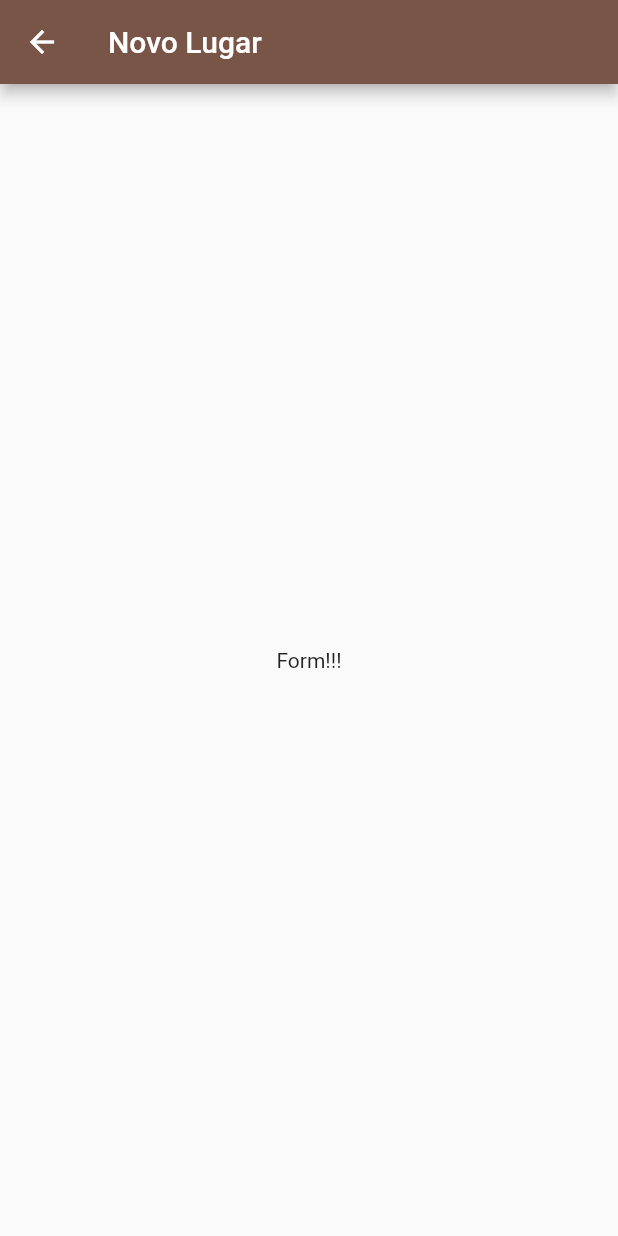
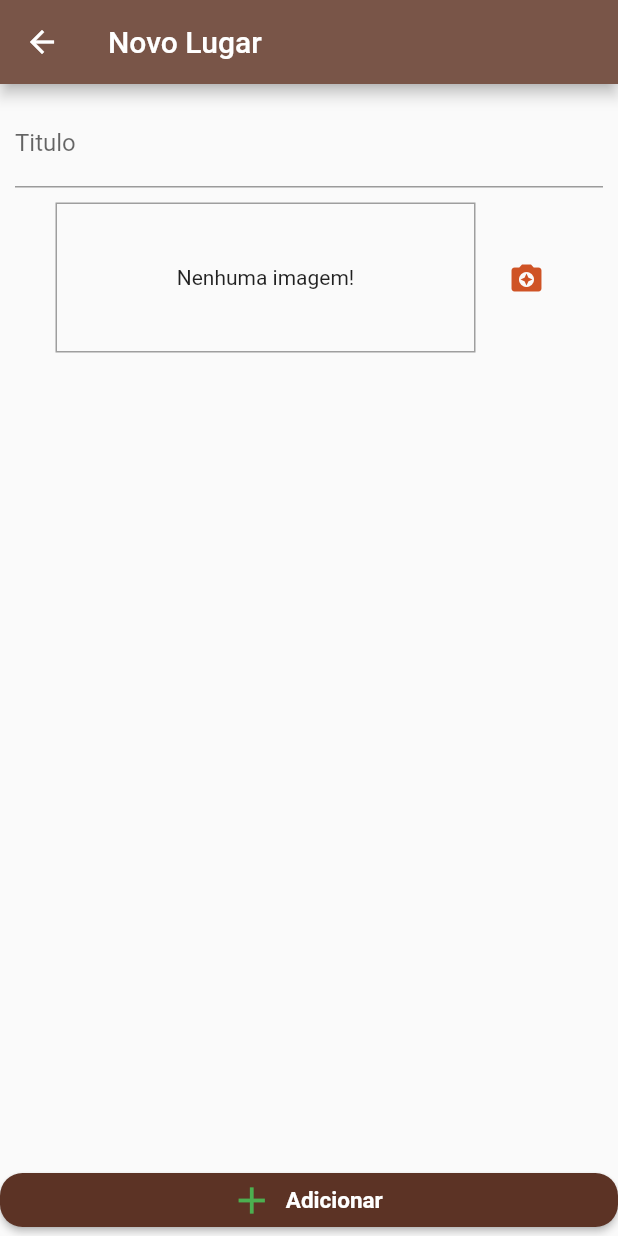
Before and after one commit to Estevao-Nicolau/App-Lugares, a Flutter app: the PlaceFormPage screen opened by its route, on a phone screen of 412 x 824 dp. Run offline on Flutter 3.47's test engine with Material 2 defaults, Android fonts, the phone set to English and light mode, and no system bars.

Commit message:
:sparkles:place-form-page

```diff
--- /dev/null
+++ b/lib/components/image_input.dart
@@ -0,0 +1,35 @@
+import 'package:flutter/material.dart';
+
+class ImageInput extends StatefulWidget {
+  const ImageInput({Key? key}) : super(key: key);
+
+  @override
+  State<ImageInput> createState() => _ImageInputState();
+}
+
+class _ImageInputState extends State<ImageInput> {
+  @override
+  Widget build(BuildContext context) {
+    return Row(
+      mainAxisAlignment: MainAxisAlignment.center,
+      crossAxisAlignment: CrossAxisAlignment.center,
+      children: <Widget>[
+        Container(
+          width: 280,
+          height: 100,
+          decoration: BoxDecoration(
+            border: Border.all(width: 1, color: Colors.grey),
+          ),
+          alignment: Alignment.center,
+          child: Text('Nenhuma imagem!'),
+        ),
+        const SizedBox(width: 10),
+        IconButton(
+          icon: const Icon(Icons.camera_enhance,
+              color: Color.fromARGB(255, 207, 83, 37)),
+          onPressed: () {},
+        ),
+      ],
+    );
+  }
+}
--- a/lib/page/place_form_page.dart
+++ b/lib/page/place_form_page.dart
@@ -1,4 +1,5 @@
 import 'package:flutter/material.dart';
+import 'package:greatplaces/components/image_input.dart';
 
 class PlaceFormPage extends StatefulWidget {
   const PlaceFormPage({Key? key}) : super(key: key);
@@ -8,14 +9,56 @@ class PlaceFormPage extends StatefulWidget {
 }
 
 class _PlaceFormPageState extends State<PlaceFormPage> {
+  final _titleController = TextEditingController();
+
+  void _submitForm() {}
+
   @override
   Widget build(BuildContext context) {
     return Scaffold(
       appBar: AppBar(
         title: Text('Novo Lugar'),
       ),
-      body: Center(
-        child: Text('Form!!!'),
+      body: Column(
+        // mainAxisAlignment: MainAxisAlignment.spaceBetween,
+        crossAxisAlignment: CrossAxisAlignment.stretch,
+        children: [
+          Expanded(
+            child: SingleChildScrollView(
+              child: Padding(
+                padding: const EdgeInsets.all(10),
+                child: Column(
+                  children: <Widget>[
+                    TextFormField(
+                      controller: _titleController,
+                      decoration: const InputDecoration(
+                        labelText: 'Titulo',
+                      ),
+                    ),
+                    SizedBox(height: 10),
+                    ImageInput()
+                  ],
+                ),
+              ),
+            ),
+          ),
+          ElevatedButton.icon(
+            icon: Icon(
+              Icons.add,
+              color: Colors.green,
+              size: 30.0,
+            ),
+            label: Text("Adicionar"),
+            style: ElevatedButton.styleFrom(
+              shape: RoundedRectangleBorder(
+                borderRadius: BorderRadius.circular(15),
+              ),
+              primary: Color.fromARGB(255, 92, 51, 37),
+              textStyle: TextStyle(fontSize: 15, fontWeight: FontWeight.bold),
+            ),
+            onPressed: _submitForm,
+          ),
+        ],
       ),
     );
   }
```
